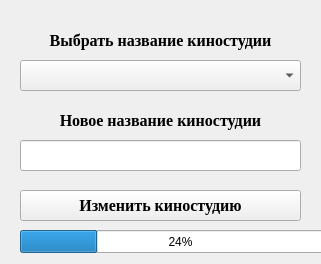
Old version of the form Client/updatestudio.ui in the repository NikitaVirachev/course-work-on-DB.
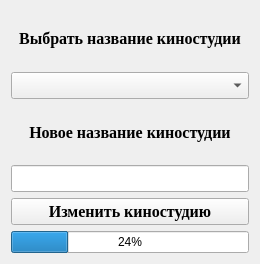
New version of the form.

Patch:
```diff
--- a/Client/updatestudio.ui
+++ b/Client/updatestudio.ui
@@ -6,22 +6,16 @@
    <rect>
     <x>0</x>
     <y>0</y>
-    <width>321</width>
+    <width>260</width>
     <height>264</height>
    </rect>
   </property>
   <property name="windowTitle">
    <string>Form</string>
   </property>
+  <layout class="QGridLayout" name="gridLayout">
+   <item row="0" column="0">
   <widget class="QLabel" name="label">
-   <property name="geometry">
-    <rect>
-     <x>20</x>
-     <y>30</y>
-     <width>281</width>
-     <height>21</height>
-    </rect>
-   </property>
    <property name="font">
     <font>
      <family>Times New Roman</family>
@@ -37,15 +31,9 @@
     <set>Qt::AlignCenter</set>
    </property>
   </widget>
+   </item>
+   <item row="1" column="0">
   <widget class="QComboBox" name="comboBox">
-   <property name="geometry">
-    <rect>
-     <x>20</x>
-     <y>60</y>
-     <width>281</width>
-     <height>31</height>
-    </rect>
-   </property>
    <property name="font">
     <font>
      <family>Times New Roman</family>
@@ -55,15 +43,9 @@
     </font>
    </property>
   </widget>
+   </item>
+   <item row="2" column="0">
   <widget class="QLabel" name="label_2">
-   <property name="geometry">
-    <rect>
-     <x>20</x>
-     <y>110</y>
-     <width>281</width>
-     <height>21</height>
-    </rect>
-   </property>
    <property name="font">
     <font>
      <family>Times New Roman</family>
@@ -79,15 +61,9 @@
     <set>Qt::AlignCenter</set>
    </property>
   </widget>
+   </item>
+   <item row="3" column="0">
   <widget class="QLineEdit" name="lineEdit">
-   <property name="geometry">
-    <rect>
-     <x>20</x>
-     <y>140</y>
-     <width>281</width>
-     <height>31</height>
-    </rect>
-   </property>
    <property name="font">
     <font>
      <family>Times New Roman</family>
@@ -97,15 +73,9 @@
     </font>
    </property>
   </widget>
+   </item>
+   <item row="4" column="0">
   <widget class="QPushButton" name="pushButton">
-   <property name="geometry">
-    <rect>
-     <x>20</x>
-     <y>190</y>
-     <width>281</width>
-     <height>31</height>
-    </rect>
-   </property>
    <property name="font">
     <font>
      <family>Times New Roman</family>
@@ -118,19 +88,15 @@
     <string>Изменить киностудию</string>
    </property>
   </widget>
+   </item>
+   <item row="5" column="0">
   <widget class="QProgressBar" name="progressBar">
-   <property name="geometry">
-    <rect>
-     <x>20</x>
-     <y>230</y>
-     <width>321</width>
-     <height>23</height>
-    </rect>
-   </property>
    <property name="value">
     <number>24</number>
    </property>
   </widget>
+   </item>
+  </layout>
  </widget>
  <resources/>
  <connections/>
```
Lines whose indentation alone changed are shown as unchanged.
